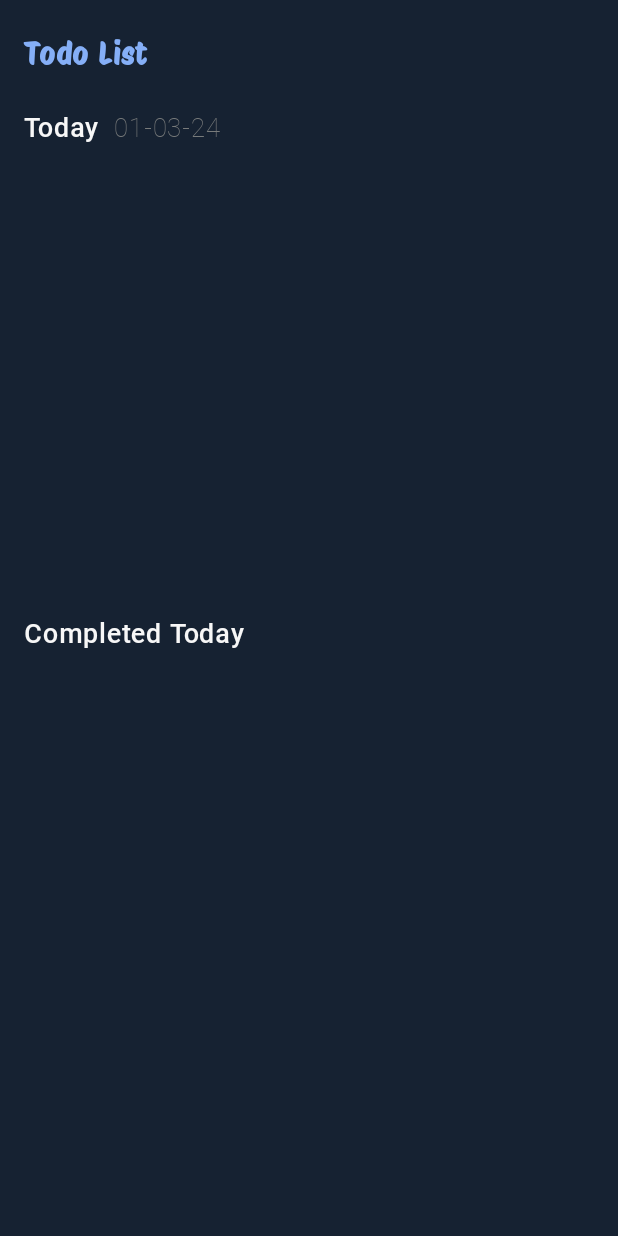
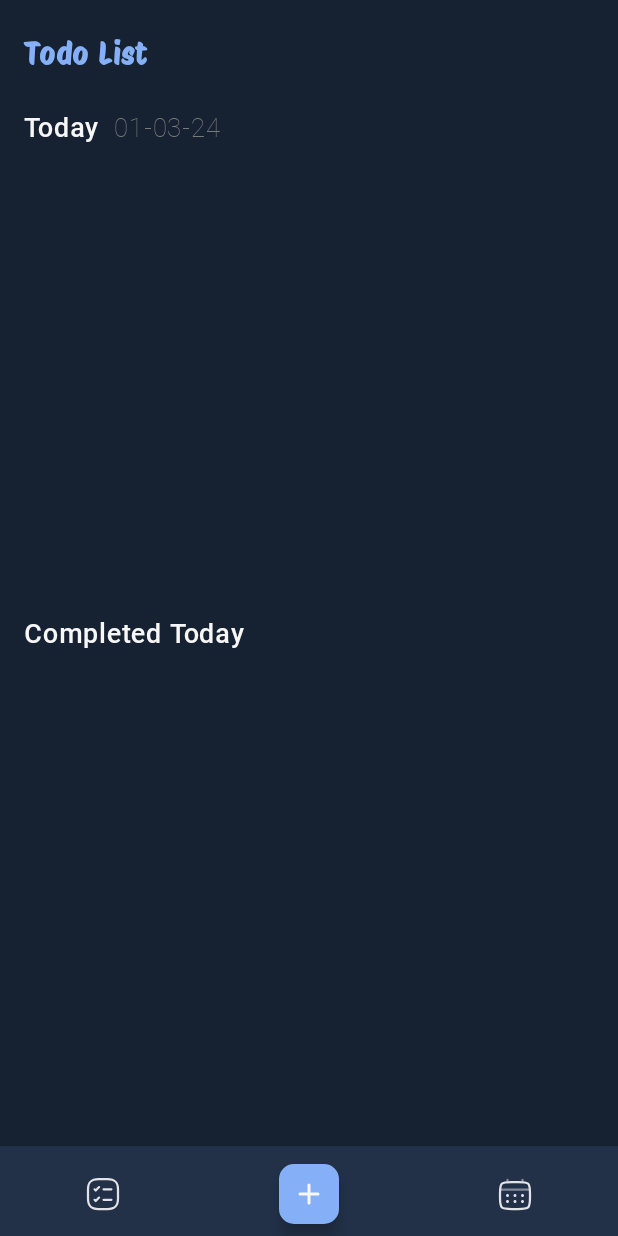
Before and after one commit to BRBXGIT/TodoApp, an Android app built with Jetpack Compose: the MainScreen screen opened through its navigation route, on a phone screen of 412 x 824 dp. Run offline under Robolectric (Android 15) with nearby library versions, the phone set to English and light mode, and no system bars; our stand-ins replace Dagger/Hilt's generated code, Firebase (no records; nobody signed in at launch, a user with empty details on screens opened directly), accompanist; pictures from the network do not load.

Commit message:
create navigation bar and chage main screen a litle bit

```diff
--- /dev/null
+++ b/app/src/main/java/com/example/besttodolist/presentation/BottomBar.kt
@@ -0,0 +1,64 @@
+package com.example.besttodolist.presentation
+
+import android.annotation.SuppressLint
+import androidx.compose.foundation.background
+import androidx.compose.foundation.layout.Arrangement
+import androidx.compose.foundation.layout.PaddingValues
+import androidx.compose.foundation.layout.Row
+import androidx.compose.foundation.layout.fillMaxHeight
+import androidx.compose.foundation.layout.fillMaxSize
+import androidx.compose.foundation.layout.fillMaxWidth
+import androidx.compose.foundation.layout.height
+import androidx.compose.foundation.layout.padding
+import androidx.compose.foundation.layout.size
+import androidx.compose.foundation.shape.RoundedCornerShape
+import androidx.compose.material3.BottomAppBar
+import androidx.compose.material3.FabPosition
+import androidx.compose.material3.FloatingActionButton
+import androidx.compose.material3.Icon
+import androidx.compose.material3.Scaffold
+import androidx.compose.runtime.Composable
+import androidx.compose.ui.Alignment
+import androidx.compose.ui.Modifier
+import androidx.compose.ui.draw.clip
+import androidx.compose.ui.graphics.Color
+import androidx.compose.ui.res.painterResource
+import androidx.compose.ui.unit.dp
+import androidx.hilt.navigation.compose.hiltViewModel
+import com.example.besttodolist.R
+import com.example.besttodolist.presentation.main_screen.MainScreenViewModel
+
+@SuppressLint("UnusedMaterial3ScaffoldPaddingParameter")
+@Composable
+fun BottomBar() {
+
+    val mainScreenViewModel = hiltViewModel<MainScreenViewModel>()
+
+    BottomAppBar(
+        containerColor = Color(0xff223148),
+        modifier = Modifier
+            .height(60.dp)
+    ) {
+        Row(
+            modifier = Modifier
+                .fillMaxWidth(),
+            verticalAlignment = Alignment.CenterVertically,
+            horizontalArrangement = Arrangement.SpaceAround
+        ) {
+            Icon(painter = painterResource(id = R.drawable.ic_home_outlined), contentDescription = "Home icon")
+
+            FloatingActionButton(
+                onClick = { mainScreenViewModel.upsertTodo("YES", "02-03-24") },
+                contentColor = Color(0xfff7f7f7),
+                shape = RoundedCornerShape(10.dp),
+                containerColor = Color(0xff85aff7),
+                modifier = Modifier
+                    .size(40.dp)
+            ) {
+                Icon(painter = painterResource(id = R.drawable.ic_plus), contentDescription = "Plus icon")
+            }
+
+            Icon(painter = painterResource(id = R.drawable.ic_calendar_outlined), contentDescription = "Calendar icon")
+        }
+    }
+}
--- a/app/src/main/java/com/example/besttodolist/presentation/main_screen/MainScreen.kt
+++ b/app/src/main/java/com/example/besttodolist/presentation/main_screen/MainScreen.kt
@@ -1,5 +1,6 @@
 package com.example.besttodolist.presentation.main_screen
 
+import android.annotation.SuppressLint
 import androidx.compose.foundation.background
 import androidx.compose.foundation.clickable
 import androidx.compose.foundation.layout.Arrangement
@@ -13,17 +14,26 @@ import androidx.compose.foundation.layout.fillMaxWidth
 import androidx.compose.foundation.layout.height
 import androidx.compose.foundation.layout.padding
 import androidx.compose.foundation.layout.size
+import androidx.compose.foundation.layout.width
 import androidx.compose.foundation.lazy.LazyColumn
 import androidx.compose.foundation.lazy.items
 import androidx.compose.foundation.shape.CircleShape
+import androidx.compose.foundation.shape.RoundedCornerShape
+import androidx.compose.material3.FabPosition
+import androidx.compose.material3.FloatingActionButton
+import androidx.compose.material3.Icon
+import androidx.compose.material3.Scaffold
 import androidx.compose.material3.Text
 import androidx.compose.runtime.Composable
 import androidx.compose.runtime.collectAsState
 import androidx.compose.ui.Alignment
 import androidx.compose.ui.Modifier
+import androidx.compose.ui.draw.alpha
 import androidx.compose.ui.draw.clip
+import androidx.compose.ui.draw.shadow
 import androidx.compose.ui.graphics.Color
 import androidx.compose.ui.layout.ContentScale
+import androidx.compose.ui.res.painterResource
 import androidx.compose.ui.text.SpanStyle
 import androidx.compose.ui.text.buildAnnotatedString
 import androidx.compose.ui.text.font.Font
@@ -35,21 +45,31 @@ import androidx.compose.ui.unit.sp
 import androidx.hilt.navigation.compose.hiltViewModel
 import coil.compose.AsyncImage
 import com.example.besttodolist.R
+import com.example.besttodolist.presentation.BottomBar
 import com.example.besttodolist.presentation.sign_in.UserData
+import com.google.accompanist.systemuicontroller.rememberSystemUiController
 import java.time.LocalDateTime
 import java.time.format.DateTimeFormatter
 
+@SuppressLint("UnusedMaterial3ScaffoldPaddingParameter")
 @Composable
 fun MainScreen(
     userData: UserData?,
     onSignOut: () -> Unit
 ) {
+    val systemUiController = rememberSystemUiController()
+    systemUiController.setNavigationBarColor(Color(0xff223148))
+
     val fontForLogo = FontFamily(Font(R.font.protestriot_regular))
     val mainScreenViewModel = hiltViewModel<MainScreenViewModel>()
 
     val formatter = DateTimeFormatter.ofPattern("dd-MM-yy")
     val currentDate = LocalDateTime.now().format(formatter)
 
+    Scaffold(
+        bottomBar = { BottomBar() },
+        floatingActionButtonPosition = FabPosition.Center
+    ) {
         //Main column
         Column(
             modifier = Modifier
@@ -73,8 +93,6 @@ fun MainScreen(
                     fontFamily = fontForLogo,
                     fontSize = 20.sp,
                     color = Color(0xff85aff7),
-                modifier = Modifier
-                    .clickable { mainScreenViewModel.upsertTodo("Yes yes yes", currentDate) }
                 )
                 if(userData?.profilePictureUrl != null) {
                     AsyncImage(
@@ -149,7 +167,7 @@ fun MainScreen(
             LazyColumn(
                 modifier = Modifier
                     .fillMaxWidth()
-                .fillMaxHeight(0.8f)
+                    .fillMaxHeight(0.821f)
                     .padding(start = 32.dp, end = 32.dp)
             ) {
                 items(completedTodos.value,  key = {todo -> todo.id}) { todo ->
@@ -158,3 +176,4 @@ fun MainScreen(
             }
         }
     }
+}
--- /dev/null
+++ b/app/src/main/res/drawable/ic_calendar_filled.xml
@@ -0,0 +1,12 @@
+<vector android:height="24dp" android:viewportHeight="24"
+    android:viewportWidth="24" android:width="24dp" xmlns:android="http://schemas.android.com/apk/res/android">
+    <path android:fillColor="#1C274C" android:pathData="M6.94,2C7.356,2 7.693,2.324 7.693,2.724V4.185C8.361,4.172 9.11,4.172 9.952,4.172H13.968C14.81,4.172 15.559,4.172 16.227,4.185V2.724C16.227,2.324 16.564,2 16.98,2C17.396,2 17.733,2.324 17.733,2.724V4.249C19.178,4.36 20.127,4.633 20.824,5.304C21.521,5.974 21.805,6.886 21.92,8.276L22,9H2.925H2V8.276C2.116,6.886 2.4,5.974 3.097,5.304C3.794,4.633 4.742,4.36 6.187,4.249V2.724C6.187,2.324 6.524,2 6.94,2Z"/>
+    <path android:fillAlpha="0.5" android:fillColor="#1C274C"
+        android:pathData="M22,14V12C22,11.161 21.996,9.665 21.983,9H2.009C1.996,9.665 2,11.161 2,12V14C2,17.771 2,19.657 3.171,20.829C4.343,22 6.228,22 10,22H14C17.771,22 19.656,22 20.828,20.829C22,19.657 22,17.771 22,14Z" android:strokeAlpha="0.5"/>
+    <path android:fillColor="#1C274C" android:pathData="M18,17C18,17.552 17.552,18 17,18C16.448,18 16,17.552 16,17C16,16.448 16.448,16 17,16C17.552,16 18,16.448 18,17Z"/>
+    <path android:fillColor="#1C274C" android:pathData="M18,13C18,13.552 17.552,14 17,14C16.448,14 16,13.552 16,13C16,12.448 16.448,12 17,12C17.552,12 18,12.448 18,13Z"/>
+    <path android:fillColor="#1C274C" android:pathData="M13,17C13,17.552 12.552,18 12,18C11.448,18 11,17.552 11,17C11,16.448 11.448,16 12,16C12.552,16 13,16.448 13,17Z"/>
+    <path android:fillColor="#1C274C" android:pathData="M13,13C13,13.552 12.552,14 12,14C11.448,14 11,13.552 11,13C11,12.448 11.448,12 12,12C12.552,12 13,12.448 13,13Z"/>
+    <path android:fillColor="#1C274C" android:pathData="M8,17C8,17.552 7.552,18 7,18C6.448,18 6,17.552 6,17C6,16.448 6.448,16 7,16C7.552,16 8,16.448 8,17Z"/>
+    <path android:fillColor="#1C274C" android:pathData="M8,13C8,13.552 7.552,14 7,14C6.448,14 6,13.552 6,13C6,12.448 6.448,12 7,12C7.552,12 8,12.448 8,13Z"/>
+</vector>
--- /dev/null
+++ b/app/src/main/res/drawable/ic_calendar_outlined.xml
@@ -0,0 +1,21 @@
+<vector android:height="24dp" android:viewportHeight="24"
+    android:viewportWidth="24" android:width="24dp" xmlns:android="http://schemas.android.com/apk/res/android">
+    <path android:fillColor="#00000000"
+        android:pathData="M2,12C2,8.229 2,6.343 3.172,5.172C4.343,4 6.229,4 10,4H14C17.771,4 19.657,4 20.828,5.172C22,6.343 22,8.229 22,12V14C22,17.771 22,19.657 20.828,20.828C19.657,22 17.771,22 14,22H10C6.229,22 4.343,22 3.172,20.828C2,19.657 2,17.771 2,14V12Z"
+        android:strokeColor="#1C274C" android:strokeWidth="1.5"/>
+    <path android:fillAlpha="0.5" android:fillColor="#00000000"
+        android:pathData="M7,4V2.5" android:strokeAlpha="0.5"
+        android:strokeColor="#1C274C" android:strokeLineCap="round" android:strokeWidth="1.5"/>
+    <path android:fillAlpha="0.5" android:fillColor="#00000000"
+        android:pathData="M17,4V2.5" android:strokeAlpha="0.5"
+        android:strokeColor="#1C274C" android:strokeLineCap="round" android:strokeWidth="1.5"/>
+    <path android:fillAlpha="0.5" android:fillColor="#00000000"
+        android:pathData="M2.5,9H21.5" android:strokeAlpha="0.5"
+        android:strokeColor="#1C274C" android:strokeLineCap="round" android:strokeWidth="1.5"/>
+    <path android:fillColor="#1C274C" android:pathData="M18,17C18,17.552 17.552,18 17,18C16.448,18 16,17.552 16,17C16,16.448 16.448,16 17,16C17.552,16 18,16.448 18,17Z"/>
+    <path android:fillColor="#1C274C" android:pathData="M18,13C18,13.552 17.552,14 17,14C16.448,14 16,13.552 16,13C16,12.448 16.448,12 17,12C17.552,12 18,12.448 18,13Z"/>
+    <path android:fillColor="#1C274C" android:pathData="M13,17C13,17.552 12.552,18 12,18C11.448,18 11,17.552 11,17C11,16.448 11.448,16 12,16C12.552,16 13,16.448 13,17Z"/>
+    <path android:fillColor="#1C274C" android:pathData="M13,13C13,13.552 12.552,14 12,14C11.448,14 11,13.552 11,13C11,12.448 11.448,12 12,12C12.552,12 13,12.448 13,13Z"/>
+    <path android:fillColor="#1C274C" android:pathData="M8,17C8,17.552 7.552,18 7,18C6.448,18 6,17.552 6,17C6,16.448 6.448,16 7,16C7.552,16 8,16.448 8,17Z"/>
+    <path android:fillColor="#1C274C" android:pathData="M8,13C8,13.552 7.552,14 7,14C6.448,14 6,13.552 6,13C6,12.448 6.448,12 7,12C7.552,12 8,12.448 8,13Z"/>
+</vector>
--- /dev/null
+++ b/app/src/main/res/drawable/ic_home_filled.xml
@@ -0,0 +1,9 @@
+<vector android:height="24dp" android:viewportHeight="21"
+    android:viewportWidth="21" android:width="24dp" xmlns:android="http://schemas.android.com/apk/res/android">
+    <path android:fillAlpha="0.4" android:fillColor="#292D32"
+        android:pathData="M14.69,0.97L6.31,0.97C2.67,0.97 0.5,3.14 0.5,6.78L0.5,15.16C0.5,18.8 2.67,20.97 6.31,20.97L14.69,20.97C18.33,20.97 20.5,18.8 20.5,15.16L20.5,6.78C20.5,3.14 18.33,0.97 14.69,0.97Z" android:strokeAlpha="0.4"/>
+    <path android:fillColor="#292D32" android:pathData="M16.81,7.84C16.81,8.25 16.48,8.59 16.061,8.59L10.811,8.59C10.401,8.59 10.061,8.25 10.061,7.84C10.061,7.43 10.401,7.09 10.811,7.09L16.061,7.09C16.48,7.09 16.81,7.43 16.81,7.84Z"/>
+    <path android:fillColor="#292D32" android:pathData="M8.471,6.87L6.221,9.12C6.071,9.27 5.881,9.34 5.691,9.34C5.501,9.34 5.301,9.27 5.161,9.12L4.411,8.37C4.111,8.08 4.111,7.6 4.411,7.31C4.701,7.02 5.171,7.02 5.471,7.31L5.691,7.53L7.411,5.81C7.701,5.52 8.171,5.52 8.471,5.81C8.761,6.1 8.761,6.58 8.471,6.87Z"/>
+    <path android:fillColor="#292D32" android:pathData="M16.81,14.84C16.81,15.25 16.48,15.59 16.061,15.59L10.811,15.59C10.401,15.59 10.061,15.25 10.061,14.84C10.061,14.43 10.401,14.09 10.811,14.09L16.061,14.09C16.48,14.09 16.81,14.43 16.81,14.84Z"/>
+    <path android:fillColor="#292D32" android:pathData="M8.471,13.87L6.221,16.12C6.071,16.27 5.881,16.34 5.691,16.34C5.501,16.34 5.301,16.27 5.161,16.12L4.411,15.37C4.111,15.08 4.111,14.6 4.411,14.31C4.701,14.02 5.171,14.02 5.471,14.31L5.691,14.53L7.411,12.81C7.701,12.52 8.171,12.52 8.471,12.81C8.761,13.1 8.761,13.58 8.471,13.87Z"/>
+</vector>
--- /dev/null
+++ b/app/src/main/res/drawable/ic_home_outlined.xml
@@ -0,0 +1,23 @@
+<vector android:height="24dp" android:viewportHeight="24"
+    android:viewportWidth="24" android:width="24dp" xmlns:android="http://schemas.android.com/apk/res/android">
+    <path android:fillColor="#00000000"
+        android:pathData="M12.37,8.88H17.62"
+        android:strokeColor="#292D32" android:strokeLineCap="round"
+        android:strokeLineJoin="round" android:strokeWidth="1.5"/>
+    <path android:fillColor="#00000000"
+        android:pathData="M6.38,8.88L7.13,9.63L9.38,7.38"
+        android:strokeColor="#292D32" android:strokeLineCap="round"
+        android:strokeLineJoin="round" android:strokeWidth="1.5"/>
+    <path android:fillColor="#00000000"
+        android:pathData="M12.37,15.88H17.62"
+        android:strokeColor="#292D32" android:strokeLineCap="round"
+        android:strokeLineJoin="round" android:strokeWidth="1.5"/>
+    <path android:fillColor="#00000000"
+        android:pathData="M6.38,15.88L7.13,16.63L9.38,14.38"
+        android:strokeColor="#292D32" android:strokeLineCap="round"
+        android:strokeLineJoin="round" android:strokeWidth="1.5"/>
+    <path android:fillColor="#00000000"
+        android:pathData="M9,22H15C20,22 22,20 22,15V9C22,4 20,2 15,2H9C4,2 2,4 2,9V15C2,20 4,22 9,22Z"
+        android:strokeColor="#292D32" android:strokeLineCap="round"
+        android:strokeLineJoin="round" android:strokeWidth="1.5"/>
+</vector>
--- /dev/null
+++ b/app/src/main/res/drawable/ic_plus.xml
@@ -0,0 +1,7 @@
+<vector android:height="24dp" android:viewportHeight="24"
+    android:viewportWidth="24" android:width="24dp" xmlns:android="http://schemas.android.com/apk/res/android">
+    <path android:fillColor="#00000000"
+        android:pathData="M6,12H18M12,6V18"
+        android:strokeColor="#000000" android:strokeLineCap="round"
+        android:strokeLineJoin="round" android:strokeWidth="2"/>
+</vector>
```
Lines whose indentation alone changed are shown as unchanged.
